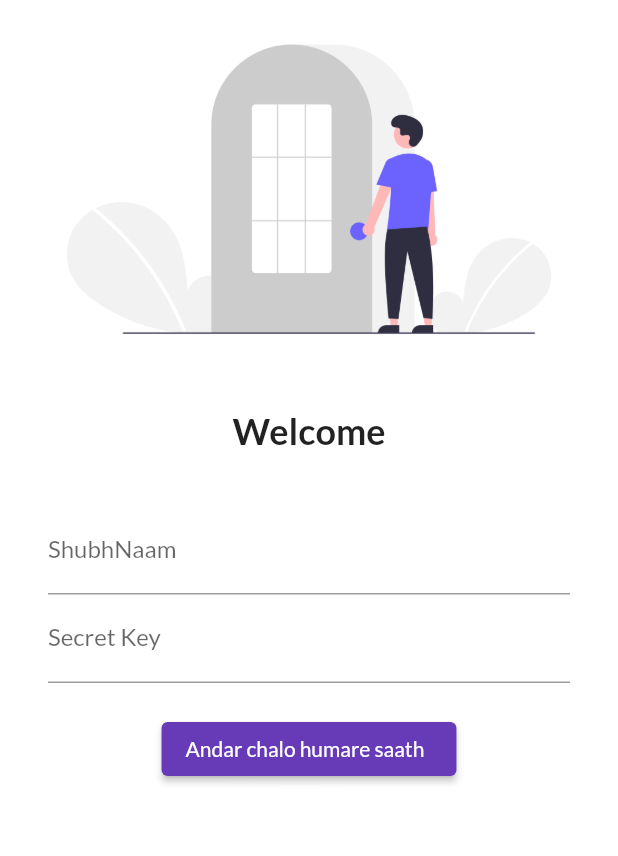
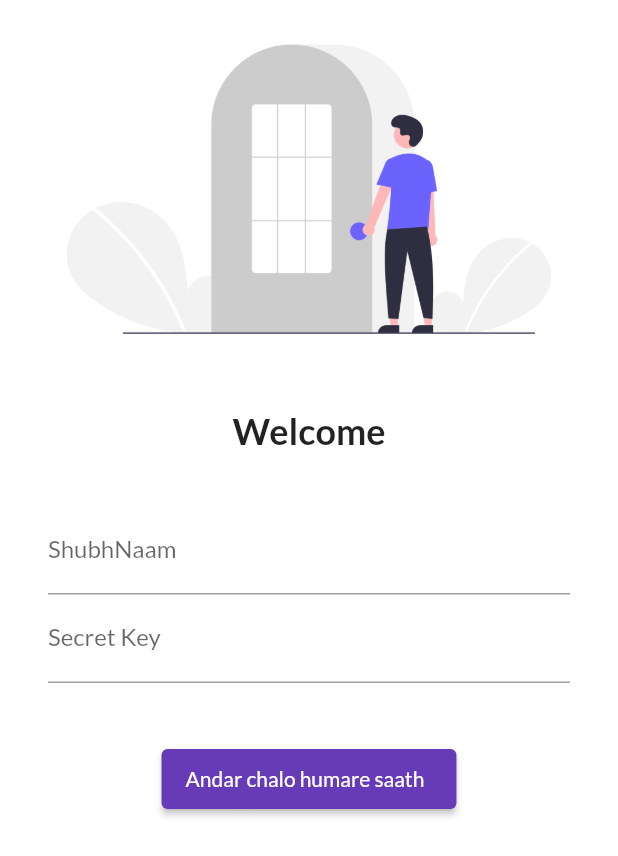
Before and after one commit to anujsinghrawat/flutterdemo, a Flutter app: the screen it shows after launch, on a phone screen of 412 x 824 dp. Shown: the top 856 px of the screen. Run offline on Flutter 3.47's test engine with Material 2 defaults, Android fonts, the phone set to English and light mode, and no system bars; our stand-ins replace google_fonts.

Commit message:
day4
Signed-off-by: anujsinghrawat <2003013019@ipec.org.in>

```diff
--- a/lib/main.dart
+++ b/lib/main.dart
@@ -1,6 +1,7 @@
 import 'package:flutter/material.dart';
 import 'package:flutterdemo/pages/home_page.dart';
 import 'package:flutterdemo/pages/login_page.dart';
+import 'package:flutterdemo/utils/routes.dart';
 import 'package:google_fonts/google_fonts.dart';
 
 void main() {
@@ -29,8 +30,8 @@ class MyApp extends StatelessWidget {
       initialRoute: "/login",
       routes: {
         "/":(context) => LoginPage(),
-        "/login" : (context) => new LoginPage(),
-        "/home" : (context) => new Homepage(),
+        MyRoutes.loginRoute : (context) => new LoginPage(),
+        MyRoutes.homeRoute : (context) => new Homepage(),
       },
     );
   }
--- a/lib/pages/login_page.dart
+++ b/lib/pages/login_page.dart
@@ -1,10 +1,12 @@
 import 'package:flutter/material.dart';
+import 'package:flutterdemo/utils/routes.dart';
 
 class LoginPage extends StatelessWidget {
   @override
   Widget build(BuildContext context) {
     return Material(
         color: Colors.white,
+        child: SingleChildScrollView(
           child: Column(
             children: [
               Image.asset(
@@ -25,8 +27,8 @@ class LoginPage extends StatelessWidget {
                 height: 20.0,
               ),
               Padding(
-              padding:
-                  const EdgeInsets.symmetric(vertical: 16.0, horizontal: 32.0),
+                padding: const EdgeInsets.symmetric(
+                    vertical: 16.0, horizontal: 32.0),
                 child: Column(
                   children: [
                     TextFormField(
@@ -43,16 +45,20 @@ class LoginPage extends StatelessWidget {
                       ),
                     ),
                     const SizedBox(
-                    height: 20.0,
+                      height: 40.0,
                     ),
-
-                  ElevatedButton(onPressed: (){}, child: Text("Andar chalo humare saath  "),
-                  style: TextButton.styleFrom(),
+                    ElevatedButton(
+                      onPressed: () {
+                        Navigator.pushNamed(context, MyRoutes.homeRoute);
+                      },
+                      child: Text("Andar chalo humare saath  "),
+                      style: TextButton.styleFrom(minimumSize: Size(150, 40)),
                     )
                   ],
                 ),
               )
             ],
+          ),
         ));
   }
 }
--- /dev/null
+++ b/lib/utils/routes.dart
@@ -0,0 +1,5 @@
+class MyRoutes {
+  static String loginRoute = "/login";
+  static String homeRoute = "/home";
+
+}
```
Also changed, not shown: 1 other file. Lines whose indentation alone changed are shown as unchanged.
